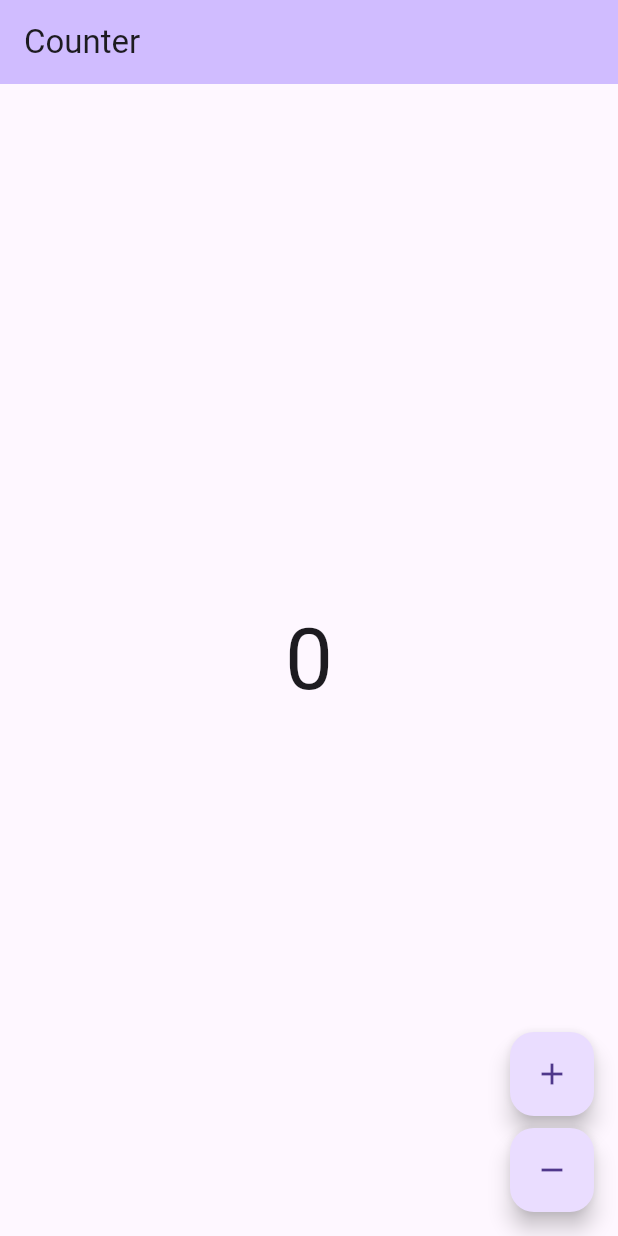
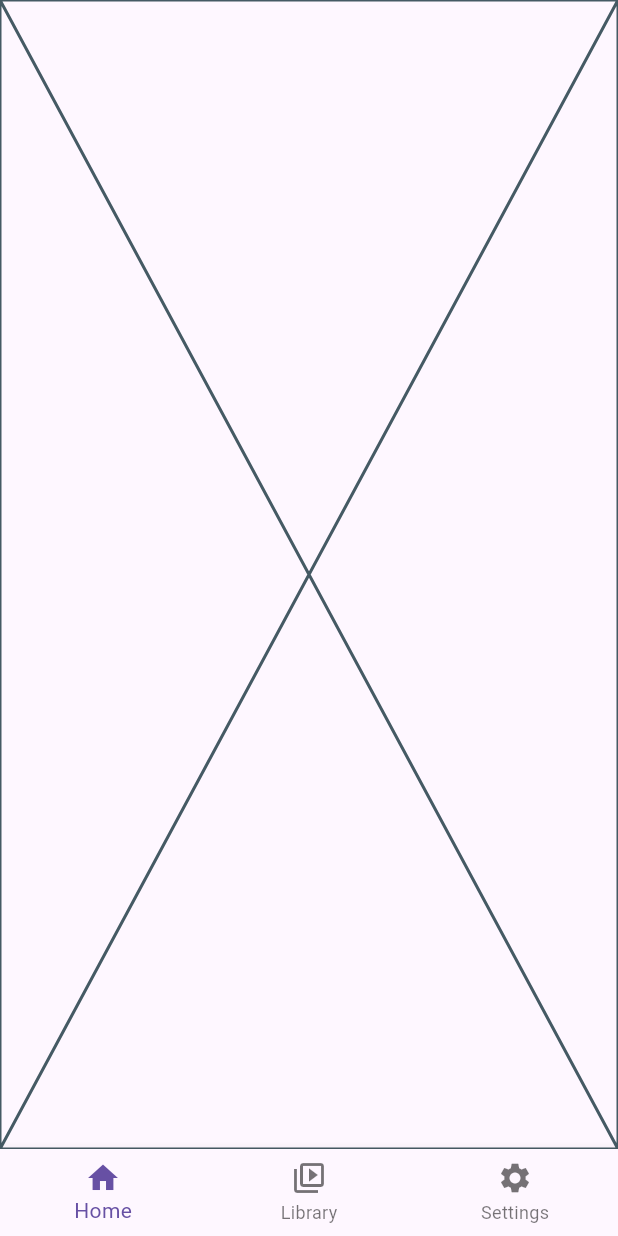
Before and after one commit to umuieme/EizoMushi, a Flutter app: the screen it shows after launch, on a phone screen of 412 x 824 dp. Run offline on Flutter 3.47's test engine with Material 3 defaults, Android fonts, the light colour scheme and no system bars; our stand-ins replace bloc, flutter_hooks; generated files the repository leaves out were written again.

Commit message:
feat: home page design

```diff
--- a/lib/app/view/app.dart
+++ b/lib/app/view/app.dart
@@ -1,4 +1,4 @@
-import 'package:eizo_mushi/counter/counter.dart';
+import 'package:eizo_mushi/features/main/ui/screen/main_screen.dart';
 import 'package:eizo_mushi/l10n/l10n.dart';
 import 'package:flutter/material.dart';
 
@@ -16,7 +16,7 @@ class App extends StatelessWidget {
       ),
       localizationsDelegates: AppLocalizations.localizationsDelegates,
       supportedLocales: AppLocalizations.supportedLocales,
-      home: const CounterPage(),
+      home: const MainScreen(),
     );
   }
 }
--- a/lib/counter/counter.dart
+++ /dev/null
@@ -1,2 +0,0 @@
-export 'cubit/counter_cubit.dart';
-export 'view/counter_page.dart';
--- a/lib/counter/cubit/counter_cubit.dart
+++ /dev/null
@@ -1,8 +0,0 @@
-import 'package:bloc/bloc.dart';
-
-class CounterCubit extends Cubit<int> {
-  CounterCubit() : super(0);
-
-  void increment() => emit(state + 1);
-  void decrement() => emit(state - 1);
-}
--- a/lib/counter/view/counter_page.dart
+++ /dev/null
@@ -1,55 +0,0 @@
-import 'package:eizo_mushi/counter/counter.dart';
-import 'package:eizo_mushi/l10n/l10n.dart';
-import 'package:flutter/material.dart';
-import 'package:flutter_bloc/flutter_bloc.dart';
-
-class CounterPage extends StatelessWidget {
-  const CounterPage({super.key});
-
-  @override
-  Widget build(BuildContext context) {
-    return BlocProvider(
-      create: (_) => CounterCubit(),
-      child: const CounterView(),
-    );
-  }
-}
-
-class CounterView extends StatelessWidget {
-  const CounterView({super.key});
-
-  @override
-  Widget build(BuildContext context) {
-    final l10n = context.l10n;
-    return Scaffold(
-      appBar: AppBar(title: Text(l10n.counterAppBarTitle)),
-      body: const Center(child: CounterText()),
-      floatingActionButton: Column(
-        mainAxisAlignment: MainAxisAlignment.end,
-        crossAxisAlignment: CrossAxisAlignment.end,
-        children: [
-          FloatingActionButton(
-            onPressed: () => context.read<CounterCubit>().increment(),
-            child: const Icon(Icons.add),
-          ),
-          const SizedBox(height: 8),
-          FloatingActionButton(
-            onPressed: () => context.read<CounterCubit>().decrement(),
-            child: const Icon(Icons.remove),
-          ),
-        ],
-      ),
-    );
-  }
-}
-
-class CounterText extends StatelessWidget {
-  const CounterText({super.key});
-
-  @override
-  Widget build(BuildContext context) {
-    final theme = Theme.of(context);
-    final count = context.select((CounterCubit cubit) => cubit.state);
-    return Text('$count', style: theme.textTheme.displayLarge);
-  }
-}
--- /dev/null
+++ b/lib/features/home/ui/screen/home_tab.dart
@@ -0,0 +1,10 @@
+import 'package:flutter/material.dart';
+
+class HomeTab extends StatelessWidget {
+  const HomeTab({super.key});
+
+  @override
+  Widget build(BuildContext context) {
+    return const Placeholder();
+  }
+}
--- /dev/null
+++ b/lib/features/main/ui/screen/main_screen.dart
@@ -0,0 +1,44 @@
+import 'package:eizo_mushi/features/home/ui/screen/home_tab.dart';
+import 'package:eizo_mushi/features/library/ui/screen/library_tab.dart';
+import 'package:eizo_mushi/features/settings/ui/screen/settings_tab.dart';
+import 'package:flutter/material.dart';
+import 'package:flutter_hooks/flutter_hooks.dart';
+
+class MainScreen extends HookWidget {
+  const MainScreen({super.key});
+
+  @override
+  Widget build(BuildContext context) {
+    final selectedIndex = useState(0);
+    return Scaffold(
+      body: IndexedStack(
+        index: selectedIndex.value,
+        children: const [
+          HomeTab(),
+          LibraryTab(),
+          SettingsTab(),
+        ],
+      ),
+      bottomNavigationBar: BottomNavigationBar(
+        currentIndex: selectedIndex.value,
+        onTap: (index) {
+          selectedIndex.value = index;
+        },
+        items: const [
+          BottomNavigationBarItem(
+            icon: Icon(Icons.home),
+            label: 'Home',
+          ),
+          BottomNavigationBarItem(
+            icon: Icon(Icons.video_library_outlined),
+            label: 'Library',
+          ),
+          BottomNavigationBarItem(
+            icon: Icon(Icons.settings),
+            label: 'Settings',
+          ),
+        ],
+      ),
+    );
+  }
+}
--- a/pubspec.yaml
+++ b/pubspec.yaml
@@ -11,6 +11,7 @@ dependencies:
   flutter:
     sdk: flutter
   flutter_bloc: ^8.1.6
+  flutter_hooks: ^0.21.2
   flutter_localizations:
     sdk: flutter
   intl: ^0.19.0
```
Also changed, not shown: git_hooks/commit_message.dart (added, +29 -0 lines), lib/features/library/ui/screen/library_tab.dart (added, +12 -0 lines), lib/features/settings/ui/screen/settings_tab.dart (added, +14 -0 lines), pubspec.lock, 4 other files.
